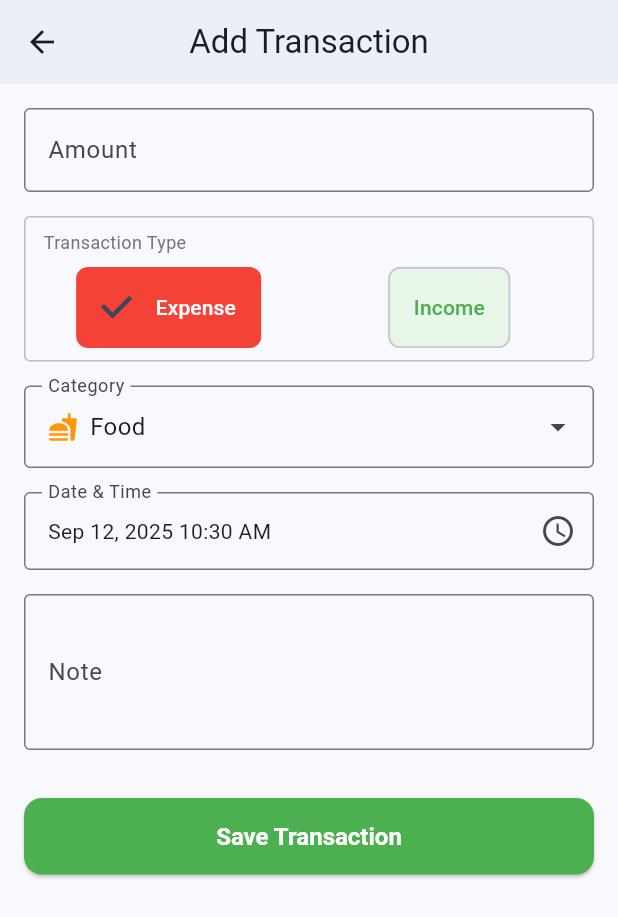
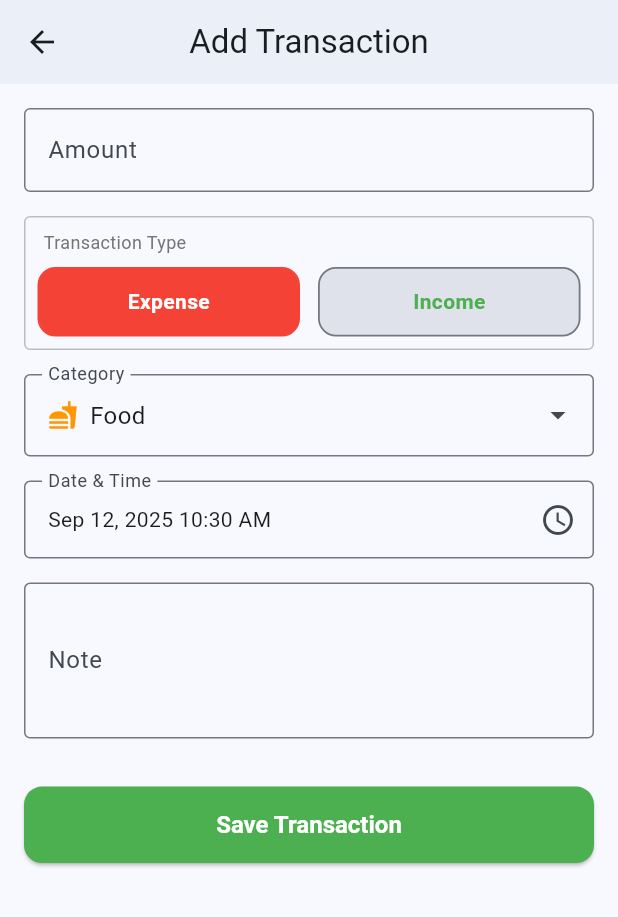
Before and after one commit to OleksSobol/expenses-tracker, a Flutter app: the AddTransactionScreen screen opened directly, on a phone screen of 412 x 824 dp. Shown: the top 917 px of the screen. Run offline on Flutter 3.47's test engine with Material 3 defaults, Android fonts, the phone set to English and light mode, and no system bars; our stand-ins replace device_info_plus, package_info_plus, shared_preferences, sqflite; accounts and stored records are empty.

Commit message:
Fixed theme for Expense/ Income

```diff
--- a/lib/screens/add_transaction_screen.dart
+++ b/lib/screens/add_transaction_screen.dart
@@ -2,6 +2,7 @@ import 'package:flutter/material.dart';
 import '../services/db_service.dart';
 import '../models/category.dart';
 import 'package:intl/intl.dart';
+import '../utils/custom_buttons.dart';
 
 class AddTransactionScreen extends StatefulWidget {
   final Map<String, dynamic>? transaction;
@@ -138,53 +139,67 @@ class _AddTransactionScreenState extends State<AddTransactionScreen> {
                         padding: EdgeInsets.symmetric(horizontal: 8, vertical: 8),
                         child: Row(
                           children: [
-                            Expanded(
-                              child: ChoiceChip(
-                                label: Padding(
-                                  padding: const EdgeInsets.symmetric(vertical: 8),
-                                  child: Text(
-                                    "Expense",
-                                    style: TextStyle(
-                                      color: _type == 'expense' ? Colors.white : Colors.red,
-                                      fontWeight: FontWeight.w500,
-                                      fontSize: 14,
-                                    ),
-                                    textAlign: TextAlign.center,
-                                  ),
-                                ),
-                                selected: _type == 'expense',
-                                selectedColor: Colors.red,
-                                backgroundColor: Colors.red.shade50,
-                                onSelected: (_) => setState(() => _type = 'expense'),
-                                shape: RoundedRectangleBorder(
-                                  borderRadius: BorderRadius.circular(8),
-                                ),
-                              ),
+                            buildTransactionTypeButton(
+                              context: context,
+                              label: "Expense",
+                              color: Colors.red,
+                              isSelected: _type == 'expense',
+                              onTap: () => setState(() => _type = 'expense'),
                             ),
+                            // Expanded(
+                            //   child: ChoiceChip(
+                            //     label: Padding(
+                            //       padding: const EdgeInsets.symmetric(vertical: 8),
+                            //       child: Text(
+                            //         "Expense",
+                            //         style: TextStyle(
+                            //           color: _type == 'expense' ? Colors.white : Colors.red,
+                            //           fontWeight: FontWeight.w500,
+                            //           fontSize: 14,
+                            //         ),
+                            //         textAlign: TextAlign.center,
+                            //       ),
+                            //     ),
+                            //     selected: _type == 'expense',
+                            //     selectedColor: Colors.red,
+                            //     backgroundColor: Colors.red.shade50,
+                            //     onSelected: (_) => setState(() => _type = 'expense'),
+                            //     shape: RoundedRectangleBorder(
+                            //       borderRadius: BorderRadius.circular(8),
+                            //     ),
+                            //   ),
+                            // ),
                             SizedBox(width: 12),
-                            Expanded(
-                              child: ChoiceChip(
-                                label: Padding(
-                                  padding: const EdgeInsets.symmetric(vertical: 8),
-                                  child: Text(
-                                    "Income",
-                                    style: TextStyle(
-                                      color: _type == 'income' ? Colors.white : Colors.green,
-                                      fontWeight: FontWeight.w500,
-                                      fontSize: 14,
-                                    ),
-                                    textAlign: TextAlign.center,
-                                  ),
-                                ),
-                                selected: _type == 'income',
-                                selectedColor: Colors.green,
-                                backgroundColor: Colors.green.shade50,
-                                onSelected: (_) => setState(() => _type = 'income'),
-                                shape: RoundedRectangleBorder(
-                                  borderRadius: BorderRadius.circular(8),
-                                ),
-                              ),
+                            buildTransactionTypeButton(
+                              context: context,
+                              label: "Income",
+                              color: Colors.green,
+                              isSelected: _type == 'income',
+                              onTap: () => setState(() => _type = 'income'),
                             ),
+                            // Expanded(
+                            //   child: ChoiceChip(
+                            //     label: Padding(
+                            //       padding: const EdgeInsets.symmetric(vertical: 8),
+                            //       child: Text(
+                            //         "Income",
+                            //         style: TextStyle(
+                            //           color: _type == 'income' ? Colors.white : Colors.green,
+                            //           fontWeight: FontWeight.w500,
+                            //           fontSize: 14,
+                            //         ),
+                            //         textAlign: TextAlign.center,
+                            //       ),
+                            //     ),
+                            //     selected: _type == 'income',
+                            //     selectedColor: Colors.green,
+                            //     backgroundColor: Colors.green.shade50,
+                            //     onSelected: (_) => setState(() => _type = 'income'),
+                            //     shape: RoundedRectangleBorder(
+                            //       borderRadius: BorderRadius.circular(8),
+                            //     ),
+                            //   ),
+                            // ),
                           ],
                         ),
                       ),
--- /dev/null
+++ b/lib/utils/custom_buttons.dart
@@ -0,0 +1,39 @@
+import 'package:flutter/material.dart';
+
+Widget buildTransactionTypeButton({
+  required BuildContext context,
+  required String label,
+  required bool isSelected,
+  required Color color,
+  required VoidCallback onTap,
+}) {
+  final theme = Theme.of(context);
+
+  return Expanded(
+    child: GestureDetector(
+      onTap: onTap,
+      child: AnimatedContainer(
+        duration: Duration(milliseconds: 200),
+        padding: EdgeInsets.symmetric(vertical: 12),
+        decoration: BoxDecoration(
+          color: isSelected ? color : theme.colorScheme.surfaceVariant,
+          borderRadius: BorderRadius.circular(12),
+          border: Border.all(
+            color: isSelected ? color : theme.colorScheme.outline,
+            width: 1.2,
+          ),
+        ),
+        child: Center(
+          child: Text(
+            label,
+            style: TextStyle(
+              color: isSelected ? Colors.white : color,
+              fontWeight: FontWeight.bold,
+              fontSize: 14,
+            ),
+          ),
+        ),
+      ),
+    ),
+  );
+}
```
